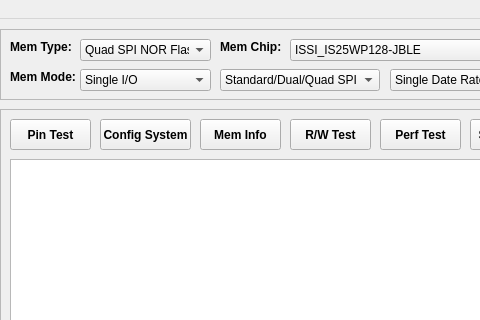
Old version of the form gui/MCU-MemTestUtility.ui in the repository JayHeng/MCU-MemTestUtility; both pictures show x 260 to 740 and y 0 to 320 of the 995 by 603 pixel window.
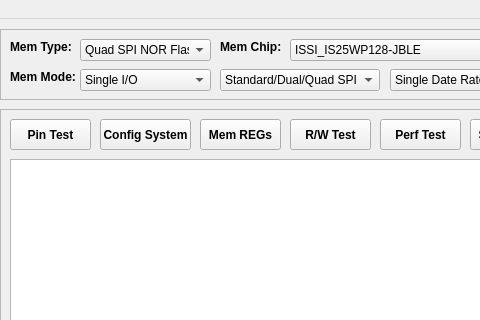
New version of the form.

Diff of the .ui file:
```diff
--- a/gui/MCU-MemTestUtility.ui
+++ b/gui/MCU-MemTestUtility.ui
@@ -760,7 +760,7 @@
       </font>
      </property>
      <property name="text">
-      <string>Mem Info</string>
+      <string>Mem REGs</string>
      </property>
     </widget>
     <widget class="QTextEdit" name="textEdit_displayWin">
```
Left out of the diff: 2 changed lines with no effect on the pictures.
